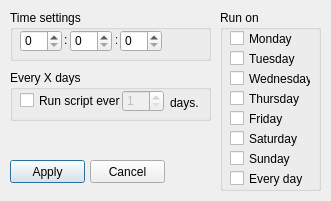
Above: DoForMe!/action_dialog.ui from jajcek/DoForMe before the change. Below: the same form after it.
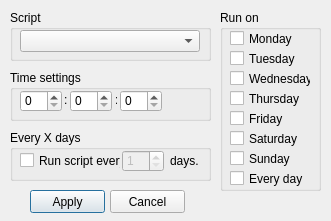
That is the form after the change. Icons and pictures are not drawn.

Commit message: combobox for selecting scripts in action settings dialog

Diff of the .ui file:
```diff
--- a/DoForMe!/action_dialog.ui
+++ b/DoForMe!/action_dialog.ui
@@ -7,7 +7,7 @@
     <x>0</x>
     <y>0</y>
     <width>331</width>
-    <height>201</height>
+    <height>221</height>
    </rect>
   </property>
   <property name="windowTitle">
@@ -21,7 +21,7 @@
    <property name="geometry">
     <rect>
      <x>10</x>
-     <y>70</y>
+     <y>130</y>
      <width>201</width>
      <height>51</height>
     </rect>
@@ -46,7 +46,7 @@
     <property name="geometry">
      <rect>
       <x>160</x>
-      <y>25</y>
+      <y>23</y>
       <width>31</width>
       <height>16</height>
      </rect>
@@ -79,7 +79,7 @@
    <property name="geometry">
     <rect>
      <x>10</x>
-     <y>10</y>
+     <y>70</y>
      <width>201</width>
      <height>51</height>
     </rect>
@@ -273,8 +273,8 @@
   <widget class="QPushButton" name="applyButton">
    <property name="geometry">
     <rect>
-     <x>10</x>
-     <y>160</y>
+     <x>30</x>
+     <y>190</y>
      <width>75</width>
      <height>23</height>
     </rect>
@@ -286,8 +286,8 @@
   <widget class="QPushButton" name="cancelButton">
    <property name="geometry">
     <rect>
-     <x>90</x>
-     <y>160</y>
+     <x>110</x>
+     <y>190</y>
      <width>75</width>
      <height>23</height>
     </rect>
@@ -296,6 +296,32 @@
     <string>Cancel</string>
    </property>
   </widget>
+  <widget class="QGroupBox" name="groupBox_2">
+   <property name="geometry">
+    <rect>
+     <x>10</x>
+     <y>10</y>
+     <width>201</width>
+     <height>51</height>
+    </rect>
+   </property>
+   <property name="title">
+    <string>Script</string>
+   </property>
+   <widget class="QComboBox" name="scriptsComboBox">
+    <property name="geometry">
+     <rect>
+      <x>10</x>
+      <y>20</y>
+      <width>180</width>
+      <height>22</height>
+     </rect>
+    </property>
+    <property name="frame">
+     <bool>true</bool>
+    </property>
+   </widget>
+  </widget>
  </widget>
  <resources>
   <include location="mainwin.qrc"/>
```
The commit also changes 9 other files.
